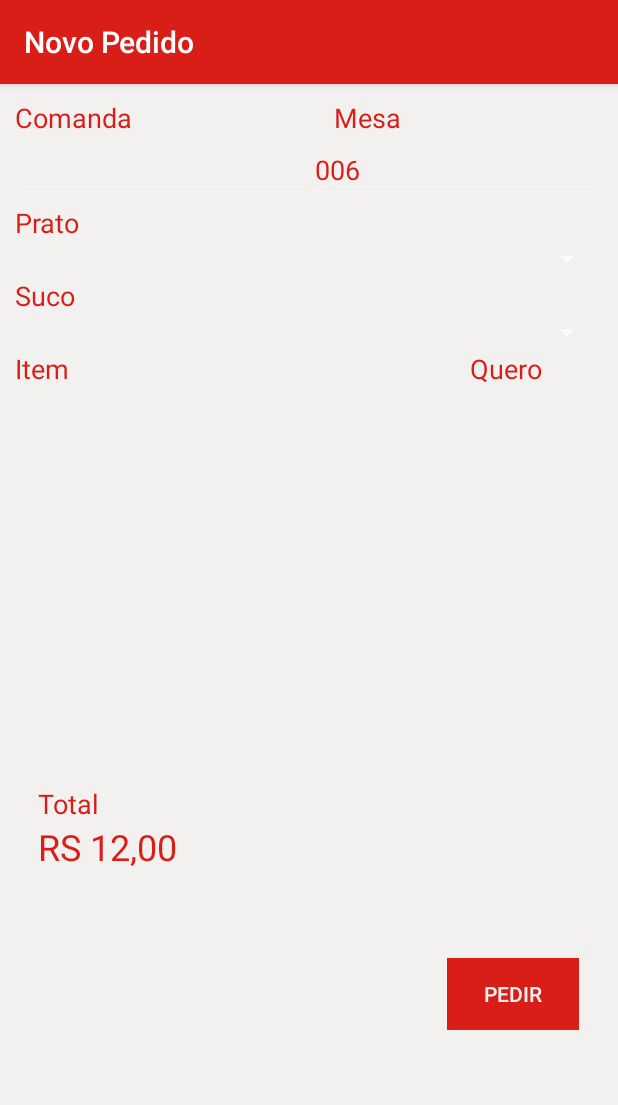
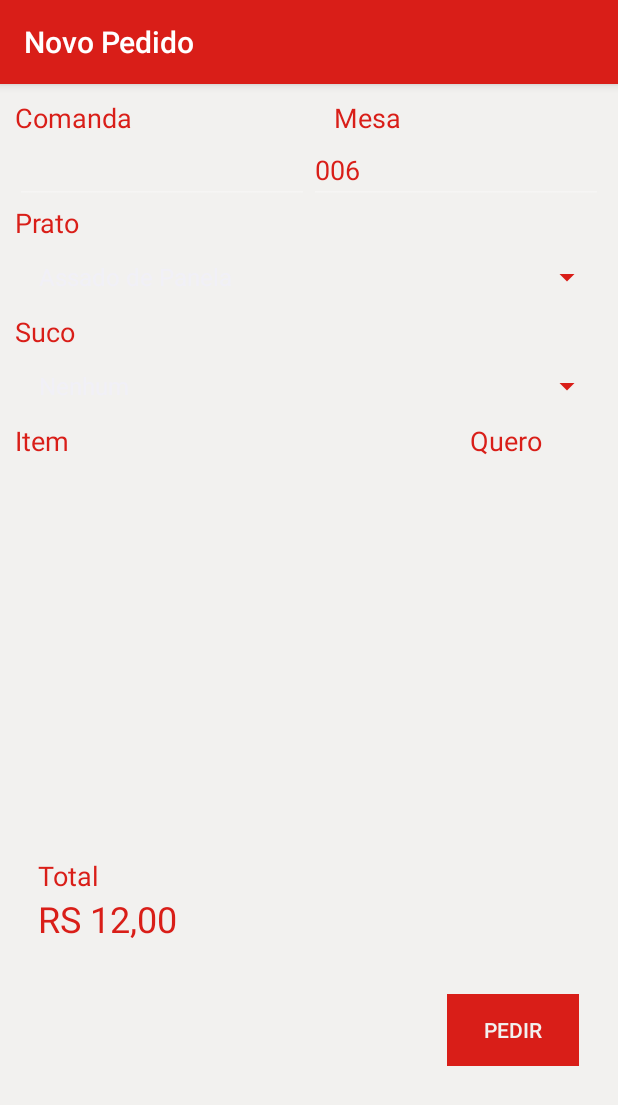
Before and after one commit to leandrojpinh/pedGlacee, an Android app: the MesasActivity screen opened directly, with no data from a screen before it, after a tap on "006", on a phone screen of 412 x 824 dp. Shown: the top 1105 px of the screen. Run offline under Robolectric (Android 15) with nearby library versions, the phone set to English and light mode, and no system bars.

Commit message:
Adicinando arquivos

```diff
--- a/app/src/main/java/com/app/cg/pedglacee/MesasActivity.java
+++ b/app/src/main/java/com/app/cg/pedglacee/MesasActivity.java
@@ -1,11 +1,13 @@
 package com.app.cg.pedglacee;
 
+import android.app.AlertDialog;
 import android.content.Intent;
 import android.support.v7.app.AppCompatActivity;
 import android.os.Bundle;
 import android.view.View;
 import android.widget.AdapterView;
 import android.widget.ListView;
+import android.widget.Toast;
 
 import com.app.cg.pedglacee.adaptadores.MesaAdapter;
 import com.app.cg.pedglacee.classes.Mesa;
@@ -51,9 +53,19 @@ public class MesasActivity extends AppCompatActivity {
             @Override
             public void onItemClick(AdapterView<?> parent, View view, int position, long id) {
                 //Toast.makeText(getApplicationContext(), "Item selecionado " +view.getTag(), Toast.LENGTH_LONG).show();
-                Intent i = new Intent(getApplicationContext(), NovoPedidoActivity.class);
-                i.putExtra("edtMesa", lMesas.get(position).getsMesa());
-                startActivity(i);
+                Mesa mesa = lMesas.get(position);
+
+
+                if(mesa.getiQtdPessoas() == 4) {
+                    Toast.makeText(getApplicationContext(), "A Messa: " + lMesas.get(position).getsMesa() + " está Cheia!", Toast.LENGTH_SHORT).show();
+                } else {
+                    if(mesa.getiQtdPessoas() >= 1)
+                        Toast.makeText(getApplicationContext(), "A Messa: " + lMesas.get(position).getsMesa() + " contém " + mesa.getiQtdPessoas() + " pessoas!", Toast.LENGTH_SHORT).show();
+
+                    Intent i = new Intent(getApplicationContext(), NovoPedidoActivity.class);
+                    i.putExtra("edtMesa", lMesas.get(position).getsMesa());
+                    startActivity(i);
+                }
             }
         });
     }
--- a/app/src/main/java/com/app/cg/pedglacee/NovoPedidoActivity.java
+++ b/app/src/main/java/com/app/cg/pedglacee/NovoPedidoActivity.java
@@ -1,14 +1,23 @@
 package com.app.cg.pedglacee;
 
 import android.content.Intent;
+import android.content.res.Resources;
 import android.support.v7.app.AppCompatActivity;
 import android.os.Bundle;
+import android.widget.ArrayAdapter;
 import android.widget.EditText;
+import android.widget.Spinner;
+
+import com.app.cg.pedglacee.classes.Prato;
+
+import java.util.ArrayList;
 
 public class NovoPedidoActivity extends AppCompatActivity {
 
     private Intent i;
     private EditText edtMesa;
+    private Spinner spnPrato, spnSuco;
+
 
     @Override
     protected void onCreate(Bundle savedInstanceState) {
@@ -17,6 +26,15 @@ public class NovoPedidoActivity extends AppCompatActivity {
 
         InicializarComponentes();
 
+        ArrayAdapter<String> adapter = new ArrayAdapter<String>(getApplicationContext(), android.R.layout.simple_list_item_1, getResources().getStringArray(R.array.pratos));
+        adapter.setDropDownViewResource(android.R.layout.simple_spinner_dropdown_item);
+
+        spnPrato.setAdapter(adapter);
+
+        ArrayAdapter<String> adapter2 = new ArrayAdapter<String>(getApplicationContext(), android.R.layout.simple_list_item_1, getResources().getStringArray(R.array.sucos));
+        adapter.setDropDownViewResource(android.R.layout.simple_spinner_dropdown_item);
+
+        spnSuco.setAdapter(adapter2);
         //Receber valores da listView
         i = getIntent();
         edtMesa.setText(i.getStringExtra("edtMesa"));
@@ -24,5 +42,7 @@ public class NovoPedidoActivity extends AppCompatActivity {
 
     private void InicializarComponentes() {
         edtMesa = (EditText) findViewById(R.id.edtMesa);
+        spnPrato = (Spinner) findViewById(R.id.spnPrato);
+        spnSuco = (Spinner) findViewById(R.id.spnSuco);
     }
 }
--- a/app/src/main/java/com/app/cg/pedglacee/adaptadores/MesaAdapter.java
+++ b/app/src/main/java/com/app/cg/pedglacee/adaptadores/MesaAdapter.java
@@ -45,20 +45,29 @@ public class MesaAdapter extends BaseAdapter {
     public View getView(int position, View convertView, ViewGroup parent) {
         View v = View.inflate(cContexto, R.layout.row_mesas, null);
         TextView txtMesa = (TextView)v.findViewById(R.id.txtMesa);
+        TextView txtQtdPessoas = (TextView)v.findViewById(R.id.txtQtdPessoas);
 
         //setando os txts
         txtMesa.setText(lMesas.get(position).getsMesa());
+        txtQtdPessoas.setText(lMesas.get(position).getiQtdPessoas() + " Pessoas");
 
         v.setTag(lMesas.get(position).getiId());
 
         int qtdPessoas = lMesas.get(position).getiQtdPessoas();
 
         if(qtdPessoas <= 0) {
-            v.setBackgroundColor(Color.GREEN);
-        }else if(qtdPessoas < 4 )
-            v.setBackgroundColor(Color.YELLOW);
-        else
-            v.setBackgroundColor(Color.BLUE);
+            //txtMesa.setTextColor(Color.parseColor("#2ECC71"));
+            txtMesa.setBackgroundColor(Color.parseColor("#2ECC71"));
+            txtQtdPessoas.setBackgroundColor(Color.parseColor("#2ECC71"));
+        }else if(qtdPessoas < 4 ) {
+            //txtMesa.setTextColor(Color.parseColor("#8E44AD"));
+            txtMesa.setBackgroundColor(Color.parseColor("#F5AB35"));
+            txtQtdPessoas.setBackgroundColor(Color.parseColor("#F5AB35"));
+        } else {
+            //txtMesa.setTextColor(Color.parseColor("#22A7F0"));
+            txtMesa.setBackgroundColor(Color.parseColor("#1E8BC3"));
+            txtQtdPessoas.setBackgroundColor(Color.parseColor("#1E8BC3"));
+        }
         return v;
     }
 }
--- a/app/src/main/res/layout/activity_mesas.xml
+++ b/app/src/main/res/layout/activity_mesas.xml
@@ -16,6 +16,7 @@
         <ListView
             android:id="@+id/lvMesas"
             android:layout_width="match_parent"
-            android:layout_height="match_parent" />
+            android:layout_height="match_parent"
+            android:alpha="0.8"/>
     </LinearLayout>
 </RelativeLayout>
--- a/app/src/main/res/layout/activity_novo_pedido.xml
+++ b/app/src/main/res/layout/activity_novo_pedido.xml
@@ -99,7 +99,8 @@
                     android:id="@+id/spnPrato"
                     android:layout_width="match_parent"
                     android:layout_height="wrap_content"
-                    android:layout_weight="1" />
+                    android:layout_weight="1"
+                    android:backgroundTint="@color/colorPrimary" />
             </LinearLayout>
 
             <LinearLayout
@@ -125,10 +126,11 @@
                 android:orientation="horizontal">
 
                 <Spinner
-                    android:id="@+id/spinSuco"
+                    android:id="@+id/spnSuco"
                     android:layout_width="match_parent"
                     android:layout_height="wrap_content"
-                    android:layout_weight="1" />
+                    android:layout_weight="1"
+                    android:backgroundTint="@color/colorPrimary" />
             </LinearLayout>
 
             <LinearLayout
--- a/app/src/main/res/values/colors.xml
+++ b/app/src/main/res/values/colors.xml
@@ -3,5 +3,5 @@
     <color name="colorPrimary">#d91e18</color>
     <color name="colorPrimaryDark">#CF000F</color>
     <color name="colorAccent">#d91e18</color>
-    <color name="colorBackground">#F2F1EF</color>
+    <color name="colorBackground">#f2f1ef</color>
 </resources>
--- a/app/src/main/res/values/strings.xml
+++ b/app/src/main/res/values/strings.xml
@@ -24,4 +24,22 @@
     <string name="permission_rationale">"Contacts permissions are needed for providing email
         completions."
     </string>
+
+    <string-array name="pratos">
+        <item>Assado de Panela</item>
+        <item>Moqueca de arraia</item>
+        <item>Frango ao molho</item>
+        <item>Cupim ao forno</item>
+        <item>Bife ao molho</item>
+    </string-array>
+
+    <string-array name="sucos">
+        <item>Nenhum</item>
+        <item>Acerola</item>
+        <item>Abacaxi</item>
+        <item>Morango</item>
+        <item>Cajá</item>
+        <item>Limão</item>
+    </string-array>
+
 </resources>
```
Also changed, not shown: app/src/main/java/com/app/cg/pedglacee/adaptadores/SpinnerAdapter.java (added, +14 -0 lines), app/src/main/java/com/app/cg/pedglacee/classes/Prato.java (added, +24 -0 lines), app/src/main/res/layout/row_mesas.xml (+10 -10 lines), app/src/main/res/layout/row_spinner.xml (added, +13 -0 lines).
